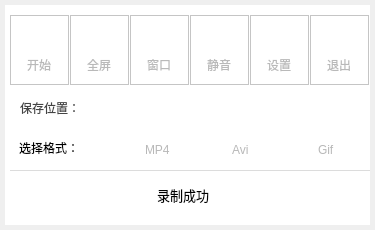
ddxmde/ScreenRecord, file ui/Main_UI.ui: the form before one commit.
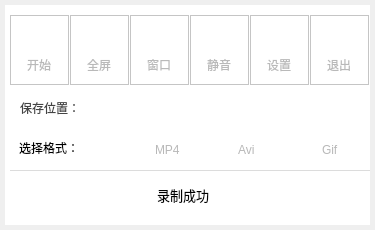
The form after the commit.

The edit to the form file:
```diff
--- a/ui/Main_UI.ui
+++ b/ui/Main_UI.ui
@@ -2,6 +2,14 @@
 <ui version="4.0">
  <class>main_window</class>
  <widget class="QWidget" name="main_window">
+  <property name="geometry">
+   <rect>
+    <x>0</x>
+    <y>0</y>
+    <width>375</width>
+    <height>230</height>
+   </rect>
+  </property>
   <property name="minimumSize">
    <size>
     <width>375</width>
@@ -737,13 +745,13 @@
                 <widget class="QWidget" name="setting_type_widget" native="true">
                  <property name="minimumSize">
                   <size>
-                   <width>85</width>
+                   <width>95</width>
                    <height>35</height>
                   </size>
                  </property>
                  <property name="maximumSize">
                   <size>
-                   <width>85</width>
+                   <width>95</width>
                    <height>35</height>
                   </size>
                  </property>
@@ -762,13 +770,13 @@
                 <widget class="QWidget" name="widget_12" native="true">
                  <property name="minimumSize">
                   <size>
-                   <width>250</width>
+                   <width>240</width>
                    <height>35</height>
                   </size>
                  </property>
                  <property name="maximumSize">
                   <size>
-                   <width>250</width>
+                   <width>240</width>
                    <height>35</height>
                   </size>
                  </property>
```
